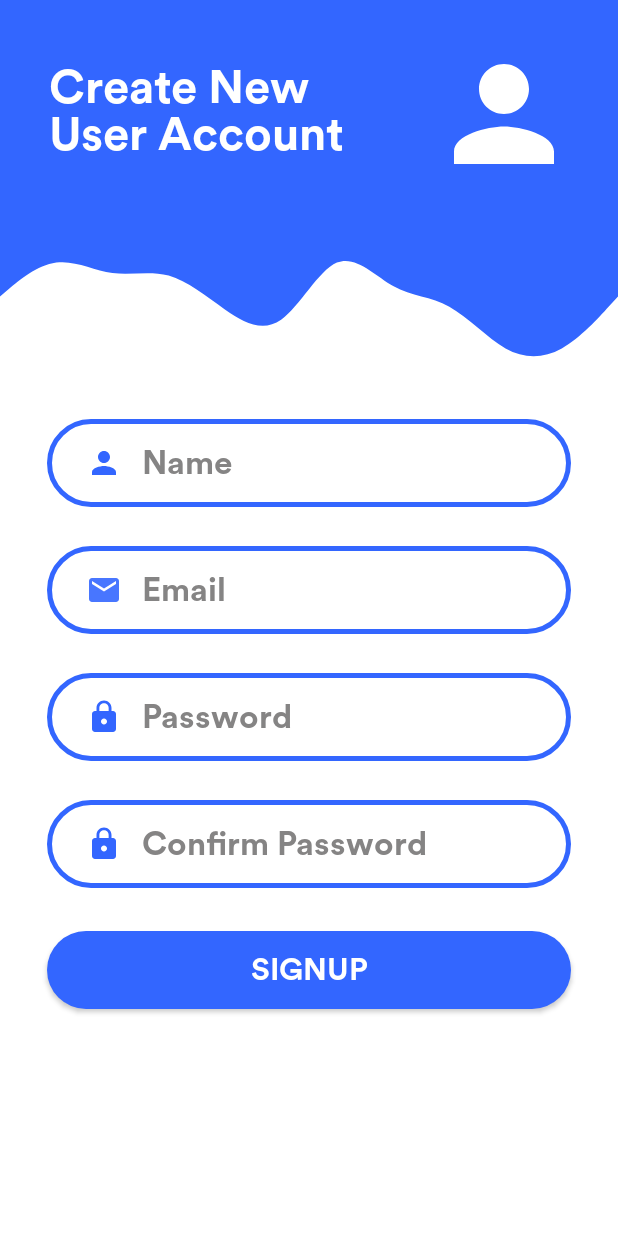
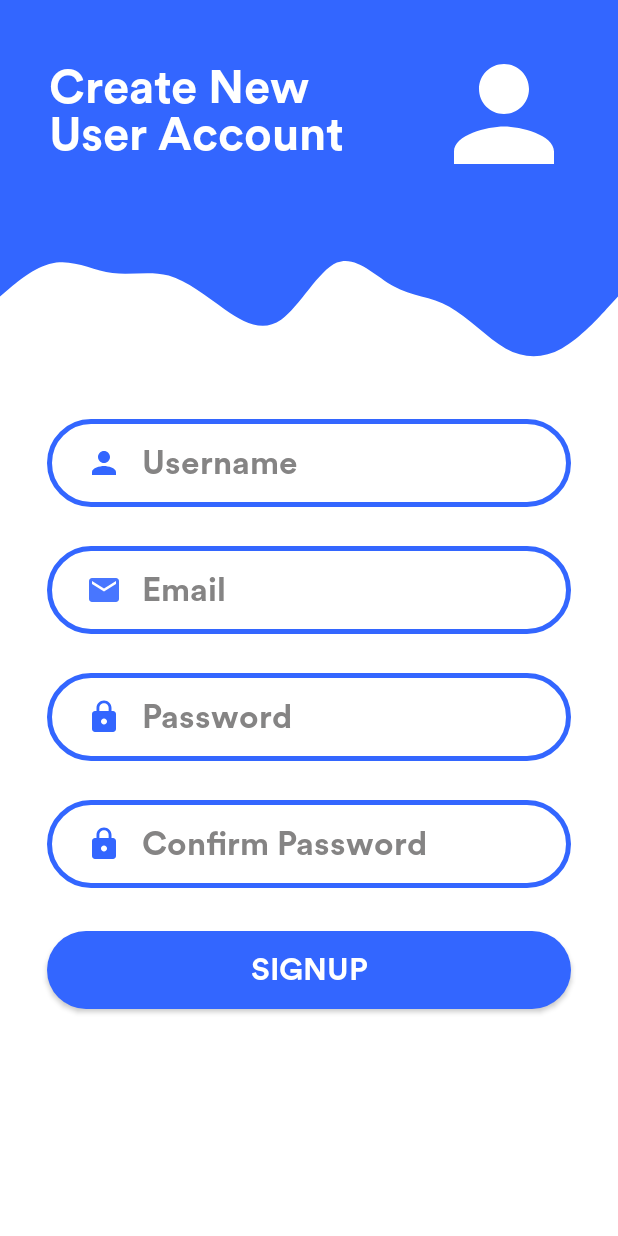
Before and after one commit to Priyan-96/Chat-Application, an Android app: the Signup screen opened directly, with no data from a screen before it, on a phone screen of 412 x 824 dp. Run offline under Robolectric (Android 15) with nearby library versions, the phone set to English and light mode, and no system bars; our stand-ins replace Firebase (no records; nobody signed in at launch, a user with empty details on screens opened directly), sdp/ssp sizes.

Commit message:
Renamed the hints in Login and Signup!

```diff
--- a/app/src/main/res/layout/activity_login.xml
+++ b/app/src/main/res/layout/activity_login.xml
@@ -58,7 +58,7 @@
         android:layout_marginStart="@dimen/_24sdp"
         android:layout_marginTop="40dp"
         android:layout_marginEnd="@dimen/_24sdp"
-        android:autofillHints=""
+        android:autofillHints="emailAddress"
         android:background="@drawable/editview_bg"
         android:drawableStart="@drawable/email"
         android:drawablePadding="@dimen/_10sdp"
@@ -88,6 +88,7 @@
         android:drawablePadding="@dimen/_10sdp"
         android:ems="10"
         android:hint="Password"
+        android:autofillHints="password"
         android:textColorHint="#858484"
         android:textColor="#5A5858"
         android:fontFamily="@font/circular"
--- a/app/src/main/res/layout/activity_signup.xml
+++ b/app/src/main/res/layout/activity_signup.xml
@@ -13,13 +13,13 @@
         android:layout_marginStart="@dimen/_24sdp"
         android:layout_marginTop="@dimen/_15sdp"
         android:layout_marginEnd="@dimen/_24sdp"
-        android:autofillHints=""
+        android:autofillHints="username"
         android:background="@drawable/editview_bg"
         android:drawableStart="@drawable/person_name"
         android:drawablePadding="@dimen/_10sdp"
         android:ems="10"
         android:textColor="#5A5858"
-        android:hint="Name"
+        android:hint="Username"
         android:textColorHint="#858484"
         android:fontFamily="@font/circular"
         android:inputType="text|textPersonName|textNoSuggestions"
@@ -43,6 +43,7 @@
         android:drawablePadding="@dimen/_10sdp"
         android:ems="10"
         android:hint="Confirm Password"
+        android:autofillHints="password"
         android:textColorHint="#858484"
         android:textColor="#5A5858"
         android:fontFamily="@font/circular"
@@ -107,7 +108,7 @@
         android:layout_marginStart="@dimen/_24sdp"
         android:layout_marginTop="@dimen/_20sdp"
         android:layout_marginEnd="@dimen/_24sdp"
-        android:autofillHints=""
+        android:autofillHints="emailAddress"
         android:background="@drawable/editview_bg"
         android:drawableStart="@drawable/email"
         android:drawablePadding="@dimen/_10sdp"
@@ -136,6 +137,7 @@
         android:drawableStart="@drawable/lock"
         android:drawablePadding="@dimen/_10sdp"
         android:ems="10"
+        android:autofillHints="password"
         android:hint="Password"
         android:textColorHint="#858484"
         android:textColor="#5A5858"
```
